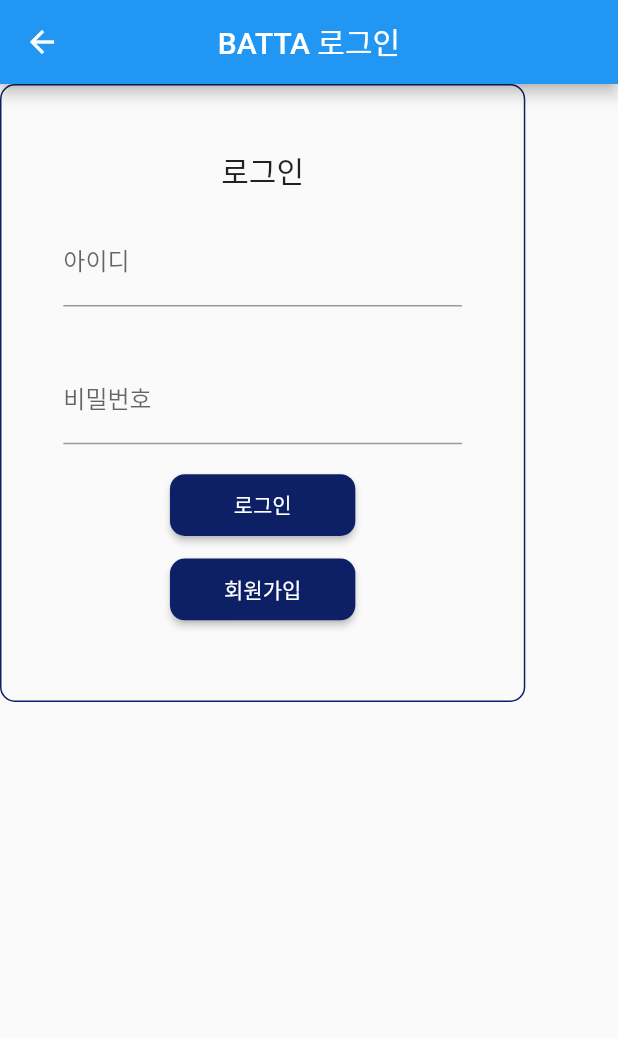
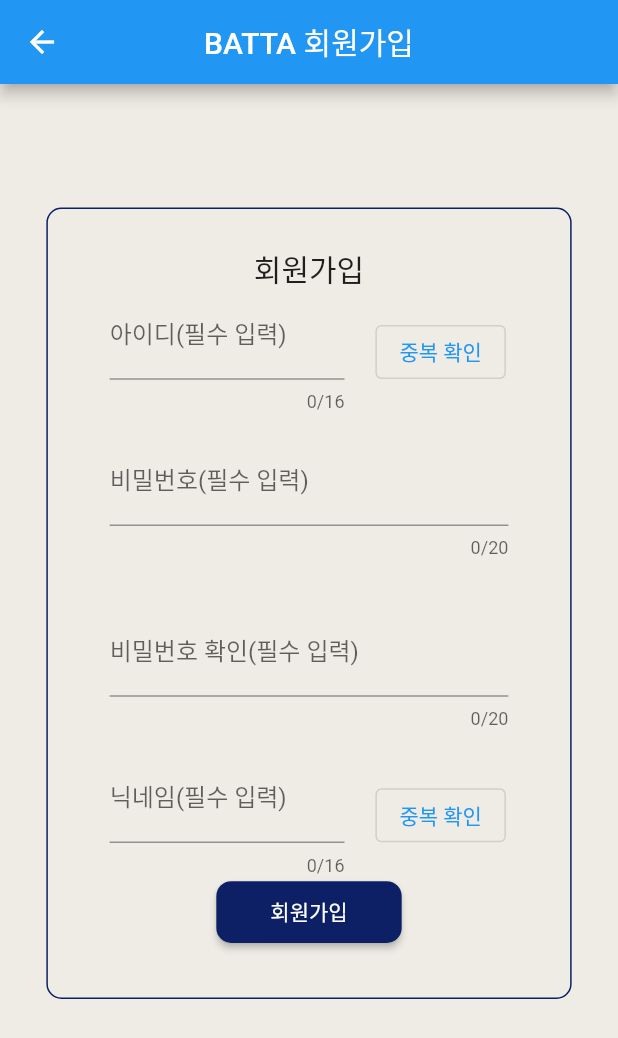
Before and after one commit to bioroid17/MediaProject, a Flutter app: the RegisterScreen screen opened directly, on a phone screen of 412 x 824 dp. Shown: the top 1038 px of the screen. Run offline on Flutter 3.47's test engine with Material 2 defaults, Android fonts, the phone set to English and light mode, and no system bars; our stand-ins replace flutter_local_notifications.

Commit message:
회원가입 화면 만드는 중...

```diff
--- a/batta/lib/screen/screen_register.dart
+++ b/batta/lib/screen/screen_register.dart
@@ -8,6 +8,23 @@
 }
 
 class _RegisterScreenState extends State<RegisterScreen> {
+  // 필수: 아이디, 비번, 닉네임, 주소
+  String username = "";
+  bool usernameCheck = false;
+  String password = "";
+  String passwordCheck = "";
+  String nickname = "";
+  bool nicknameCheck = false;
+  String address = "";
+  String detailAdress = "";
+
+  // 선택: 프로필 사진, 전화번호, 이메일
+  String? phone1;
+  String? phone2;
+  String? phone3;
+  String? email1;
+  String? email2;
+
   @override
   Widget build(BuildContext context) {
     Size screenSize = MediaQuery.of(context).size;
@@ -17,10 +34,18 @@
     return SafeArea(
       child: Scaffold(
         appBar: AppBar(
-          title: const Text('BATTA 로그인'),
+          title: const Text('BATTA 회원가입'),
           centerTitle: true,
         ),
-        body: Container(
+        backgroundColor: const Color(0xFFEFECE5),
+        body: SingleChildScrollView(
+          child: Center(
+            child: Container(
+              margin: EdgeInsets.symmetric(vertical: height * 0.1),
+              padding: EdgeInsets.symmetric(
+                vertical: height * 0.03,
+                horizontal: width * 0.1,
+              ),
               decoration: BoxDecoration(
                 border: Border.all(
                   color: const Color(0xFF0D2065),
@@ -28,70 +53,161 @@
                 borderRadius: BorderRadius.circular(10),
               ),
               width: width * 0.85,
-          height: height * 0.5,
               child: Column(
                   mainAxisAlignment: MainAxisAlignment.center,
                   crossAxisAlignment: CrossAxisAlignment.center,
                   children: <Widget>[
                     const Text(
-                  '로그인',
+                      '회원가입',
                       style: TextStyle(
                         fontSize: 20,
                       ),
                     ),
+                    Row(
+                      children: [
+                        SizedBox(
+                          width: width * 0.38,
+                          child: TextField(
+                            decoration: const InputDecoration(
+                              labelText: '아이디(필수 입력)',
+                            ),
+                            keyboardType: TextInputType.text,
+                            maxLength: 16,
+                            onChanged: (value) {
+                              setState(() {
+                                username = value;
+                                usernameCheck = false;
+                              });
+                            },
+                          ),
+                        ),
+                        SizedBox(
+                          width: width * 0.05,
+                        ),
+                        OutlinedButton(
+                          onPressed: () {
+                            showDialog(
+                              context: context,
+                              barrierDismissible: true,
+                              builder: (context) {
+                                return AlertDialog(
+                                  title: const Text("중복 확인"),
+                                  content: const SingleChildScrollView(
+                                    child: ListBody(
+                                      children: [
+                                        Text("아이디가 중복입니다."),
+                                      ],
+                                    ),
+                                  ),
+                                  actions: [
+                                    TextButton(
+                                      onPressed: () {
+                                        Navigator.of(context).pop();
+                                        setState(() {
+                                          usernameCheck = true;
+                                        });
+                                      },
+                                      child: const Text("확인"),
+                                    ),
+                                  ],
+                                );
+                              },
+                            );
+                          },
+                          child: const Text("중복 확인"),
+                        ),
+                      ],
+                    ),
                     Container(
                       padding: EdgeInsets.symmetric(
-                    horizontal: width * 0.1,
                         vertical: height * 0.02,
                       ),
-                  child: const TextField(
-                    decoration: InputDecoration(
-                      labelText: '아이디',
+                      child: TextField(
+                        decoration: const InputDecoration(
+                          labelText: '비밀번호(필수 입력)',
                         ),
                         keyboardType: TextInputType.text,
+                        obscureText: true,
+                        maxLength: 20,
+                        onChanged: (value) {
+                          setState(() {
+                            password = value;
+                          });
+                        },
                       ),
                     ),
                     Container(
                       padding: EdgeInsets.symmetric(
-                    horizontal: width * 0.1,
                         vertical: height * 0.02,
                       ),
-                  child: const TextField(
-                    decoration: InputDecoration(
-                      labelText: '비밀번호',
+                      child: TextField(
+                        decoration: const InputDecoration(
+                          labelText: '비밀번호 확인(필수 입력)',
                         ),
                         keyboardType: TextInputType.text,
                         obscureText: true,
+                        maxLength: 20,
+                        onChanged: (value) {
+                          setState(() {
+                            passwordCheck = value;
+                          });
+                        },
                       ),
                     ),
-                Container(
-                  padding: EdgeInsets.only(bottom: height * 0.01),
-                  child: ButtonTheme(
-                    child: ElevatedButton(
-                      style: ElevatedButton.styleFrom(
-                        backgroundColor: const Color(0xFF0D2065),
-                        minimumSize: Size(
-                          width * 0.3,
-                          height * 0.05,
+                    Row(
+                      children: [
+                        SizedBox(
+                          width: width * 0.38,
+                          child: TextField(
+                            decoration: const InputDecoration(
+                              labelText: '닉네임(필수 입력)',
                             ),
-                        shape: RoundedRectangleBorder(
-                          borderRadius: BorderRadius.circular(10),
+                            keyboardType: TextInputType.text,
+                            maxLength: 16,
+                            onChanged: (value) {
+                              setState(() {
+                                nickname = value;
+                                nicknameCheck = false;
+                              });
+                            },
                           ),
                         ),
+                        SizedBox(
+                          width: width * 0.05,
+                        ),
+                        OutlinedButton(
                           onPressed: () {
-                        // Navigator.push(
-                        //   context,
-                        //   MaterialPageRoute(
-                        //     builder: (context) => const HomeScreen(),
-                        //   ),
-                        // );
-                      },
-                      child: const Text(
-                        '로그인',
-                        style: TextStyle(color: Colors.white),
+                            showDialog(
+                              context: context,
+                              barrierDismissible: true,
+                              builder: (context) {
+                                return AlertDialog(
+                                  title: const Text("중복 확인"),
+                                  content: const SingleChildScrollView(
+                                    child: ListBody(
+                                      children: [
+                                        Text("닉네임이 중복입니다."),
+                                      ],
                                     ),
                                   ),
+                                  actions: [
+                                    TextButton(
+                                      onPressed: () {
+                                        Navigator.of(context).pop();
+                                        setState(() {
+                                          usernameCheck = true;
+                                        });
+                                      },
+                                      child: const Text("확인"),
                                     ),
+                                  ],
+                                );
+                              },
+                            );
+                          },
+                          child: const Text("중복 확인"),
+                        ),
+                      ],
                     ),
                     Container(
                       padding: EdgeInsets.only(bottom: height * 0.01),
@@ -125,6 +241,8 @@
                   ]),
             ),
           ),
+        ),
+      ),
     );
   }
 }
```
Lines whose indentation alone changed are shown as unchanged.
